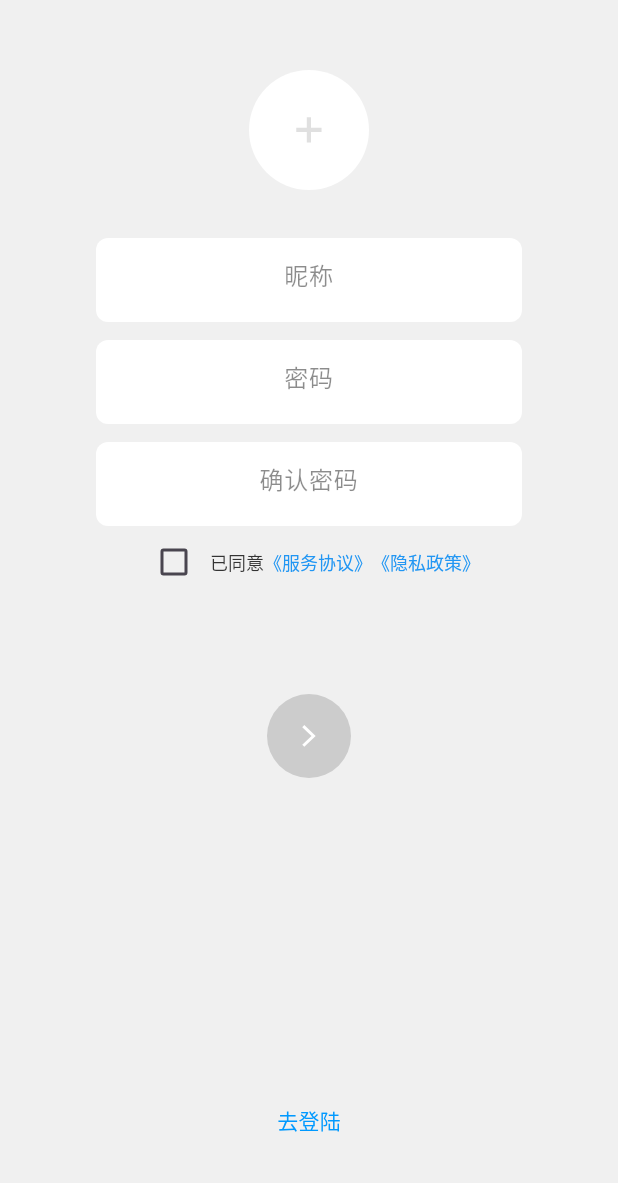
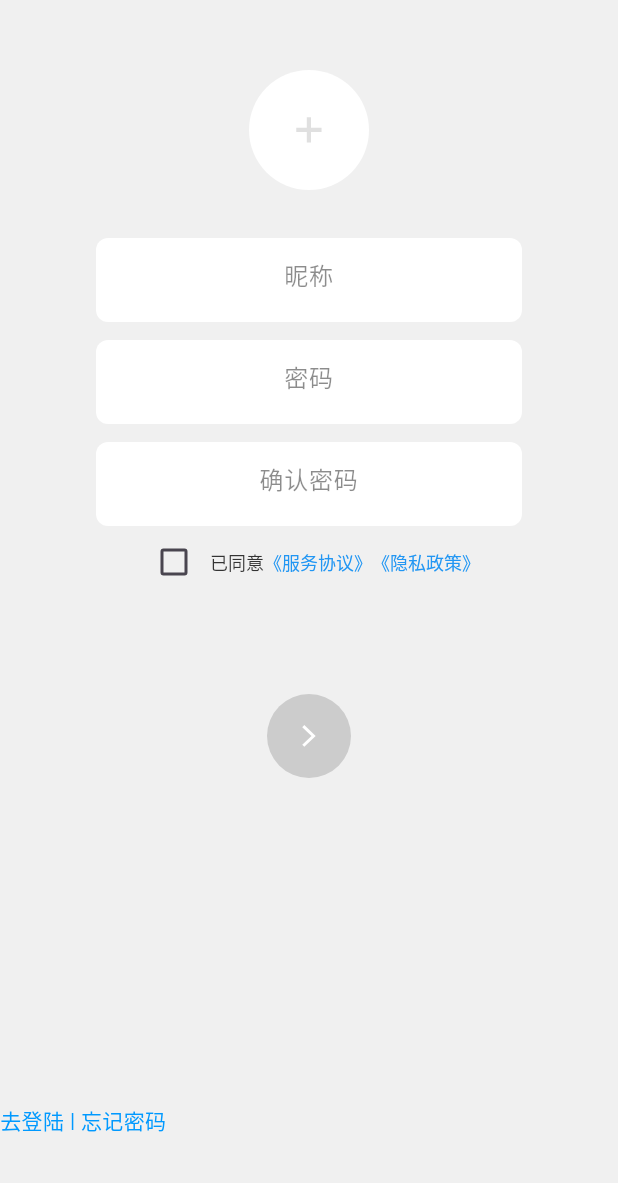
Before and after one commit to youtongxue/wejinda, a Flutter app: the RegisterAccountPage screen opened by its route, on a phone screen of 412 x 824 dp, the part 53-1236 px from its top. Run offline on Flutter 3.47's test engine with Material 3 defaults, Android fonts, the phone set to English and light mode, and no system bars; our stand-ins replace card_swiper, date_format, dio, extended_image, flutter_smart_dialog, flutter_staggered_animations and 4 more; missing offline and left inert: wechat_assets_picker; accounts and stored records are empty; network calls fail; statements that could not run were skipped.

Commit message:
找回密码，UI文本

```diff
--- a/lib/components/input/custom_autoscroller_picker.dart
+++ b/lib/components/input/custom_autoscroller_picker.dart
@@ -106,10 +106,6 @@ class TwoAutoScrollerPicker extends StatelessWidget {
                     ),
 
                     Expanded(
-                      child: Theme(
-                        data: ThemeData(
-                          platform: TargetPlatform.android,
-                        ),
                       child: CupertinoPicker(
                         scrollController: controller.secondScrollerController,
                         magnification: 1.1,
@@ -145,7 +141,6 @@ class TwoAutoScrollerPicker extends StatelessWidget {
                               ),
                             );
                           },
-                          ),
                         ),
                       ),
                     ),
--- a/lib/views/user/register_account_page.dart
+++ b/lib/views/user/register_account_page.dart
@@ -208,6 +208,8 @@ class RegisterAccountFirst extends GetView<RegisterAccountPageViewModel> {
         const Expanded(child: SizedBox()),
         Column(
           children: [
+            Row(
+              children: [
                 GestureDetector(
                   onTap: () {
                     Get.offAndToNamed(PagePathUtil.userLoginPage);
@@ -216,6 +218,22 @@ class RegisterAccountFirst extends GetView<RegisterAccountPageViewModel> {
                     "去登陆",
                     style: TextStyle(color: MyColors.textBlue.color),
                   ),
+                ),
+                Text(
+                  " | ",
+                  style: TextStyle(color: MyColors.textBlue.color),
+                ),
+                GestureDetector(
+                  onTap: () {
+                    Get.toNamed(PagePathUtil.updatePasswordPage,
+                        arguments: "retrievePassword");
+                  },
+                  child: Text(
+                    "忘记密码",
+                    style: TextStyle(color: MyColors.textBlue.color),
+                  ),
+                ),
+              ],
             ),
             const SizedBox(height: 32),
           ],
--- a/pubspec.yaml
+++ b/pubspec.yaml
@@ -76,7 +76,7 @@ dependencies:
   # wechat_assets_picker: ^9.0.0
   # extended_image: ^8.2.0
   image: ^4.1.7
-  image_editor: ^1.4.0
+  image_editor: ^1.3.0
   # 获取端侧文件路径
   # path_provider: ^2.1.1
   # http contentType
```
Also changed, not shown: lib/components/input/custom_bottom_sheet_picker.dart (+1 -7 lines), lib/components/input/custom_date_picker.dart (+0 -9 lines), lib/views/app/app_update_page.dart (+6 -2 lines), 4 other files. Lines whose indentation alone changed are shown as unchanged.
